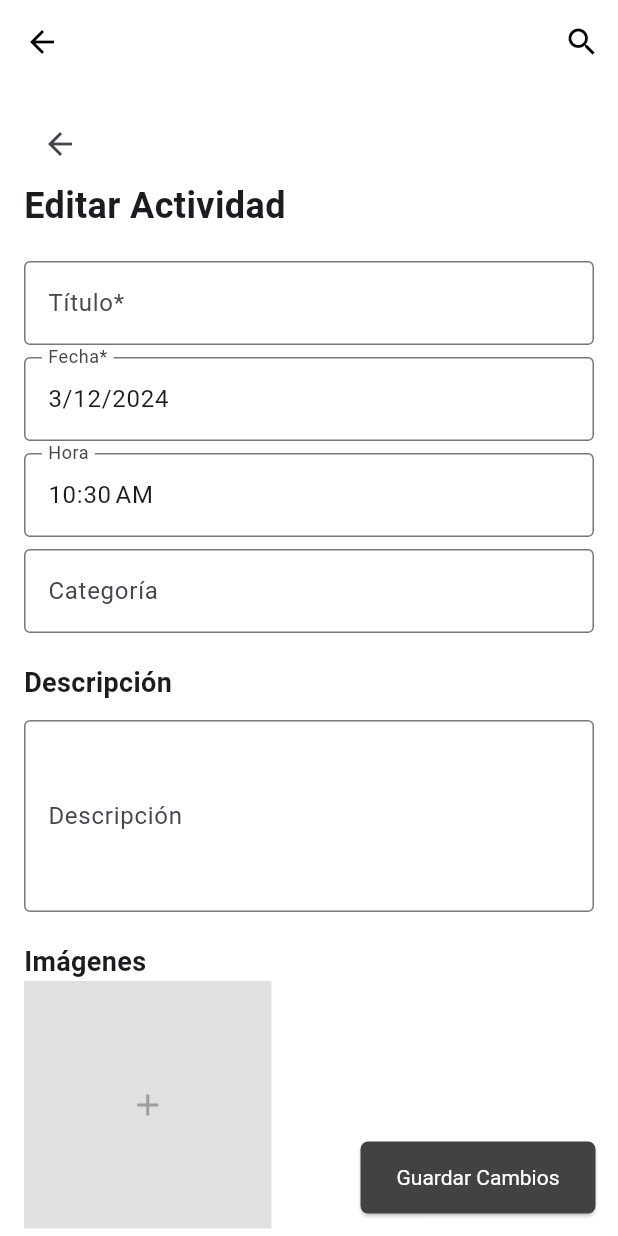
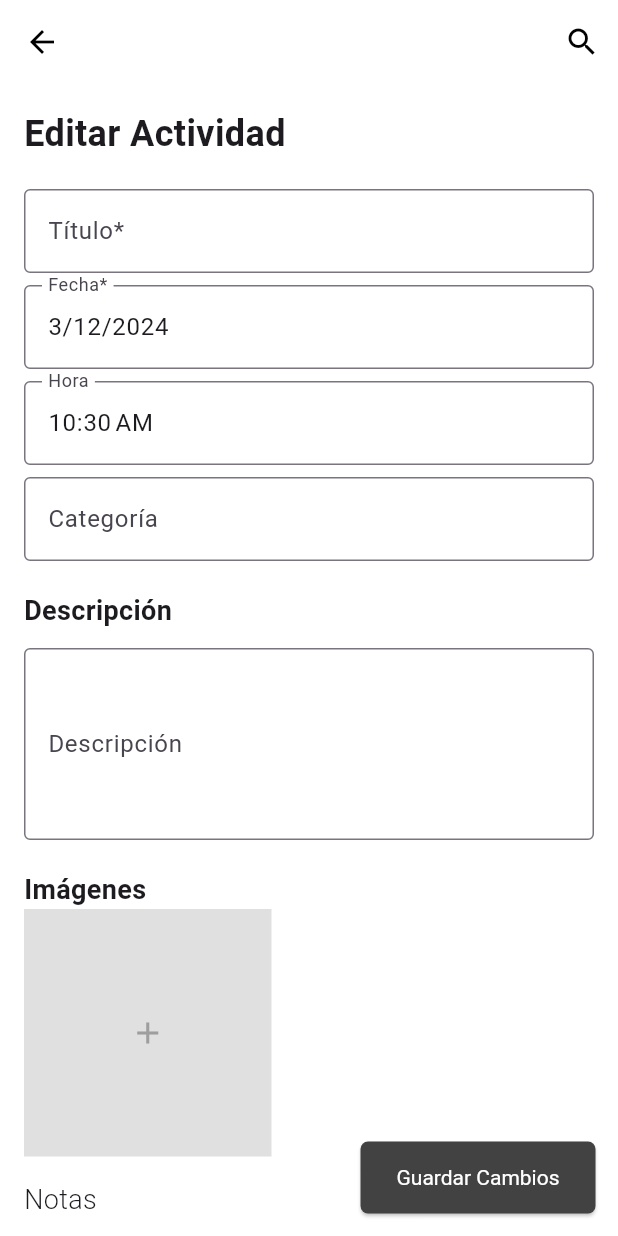
Before and after one commit to judapr/git-Repo-BitacoreQalpha0, a Flutter app: the ActivityDetailScreen screen opened directly with empty values, after a tap on the "edit" icon, on a phone screen of 412 x 824 dp. Run offline on Flutter 3.47's test engine with Material 3 defaults, Android fonts, the phone set to English and light mode, and no system bars; our stand-ins replace cloud_firestore, firebase_auth, firebase_core, shared_preferences, smooth_page_indicator; accounts and stored records are empty.

Commit message:
Se arregló la doble flecha de retorno en las vistas de Detalle de actividad y editar actividad

```diff
--- a/lib/ActivityDetailScreen.dart
+++ b/lib/ActivityDetailScreen.dart
@@ -94,12 +94,15 @@
                       Row(
                         mainAxisAlignment: MainAxisAlignment.spaceBetween,
                         children: [
-                          IconButton(
+                          const Spacer(
+                            flex: 1,
+                          ),
+                          /*IconButton(
                             icon: const Icon(Icons.arrow_back),
                             onPressed: () {
                               Navigator.pop(context);
                             },
-                          ),
+                          ),*/
                           Row(
                             mainAxisAlignment: MainAxisAlignment.end,
                             children: [
--- a/lib/EditActivity.dart
+++ b/lib/EditActivity.dart
@@ -42,15 +42,19 @@
               child: Column(
                 crossAxisAlignment: CrossAxisAlignment.start,
                 children: [
-                  Row(
+                  const Row(
                     mainAxisAlignment: MainAxisAlignment.spaceBetween,
                     children: [
+                      Spacer(
+                        flex: 1,
+                      ),
+                      /*
                       IconButton(
                         icon: const Icon(Icons.arrow_back),
                         onPressed: () {
                           Navigator.pop(context);
                         },
-                      ),
+                      ),*/
                     ],
                   ),
                   const Text(
--- a/lib/MainAppBar.dart
+++ b/lib/MainAppBar.dart
@@ -31,7 +31,7 @@
         const Spacer(
           flex: 1,
         ),
-        // const Icon(Icons.hexagon_outlined),
+        //const Icon(Icons.hexagon_outlined),
         const Spacer(
           flex: 5,
         ),
```
Also changed, not shown: lib/AddActivity.dart (+6 -3 lines).
